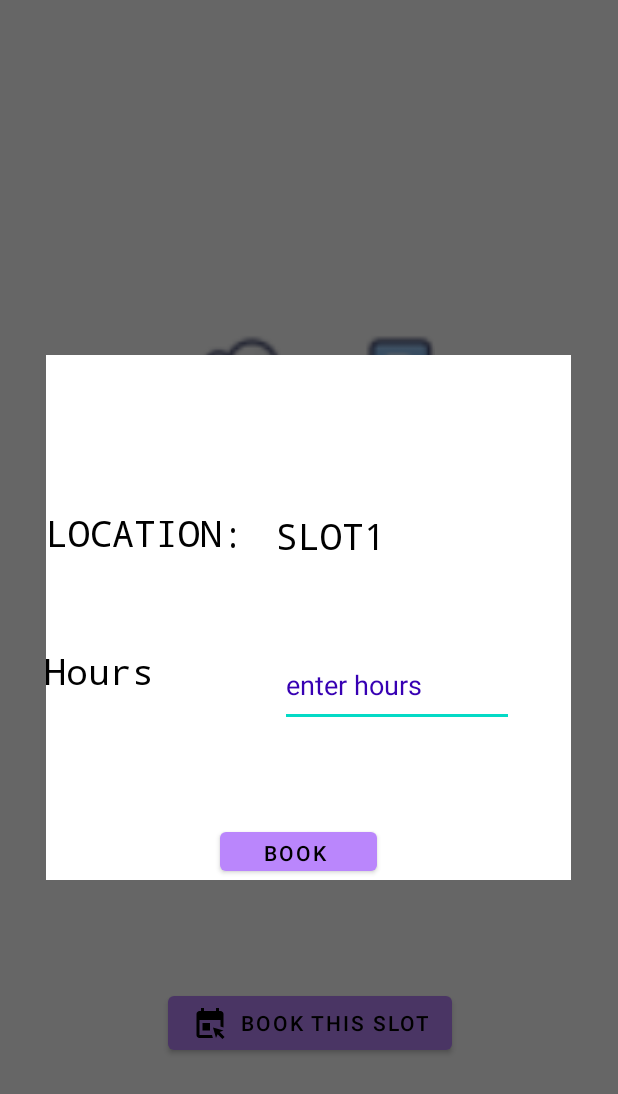
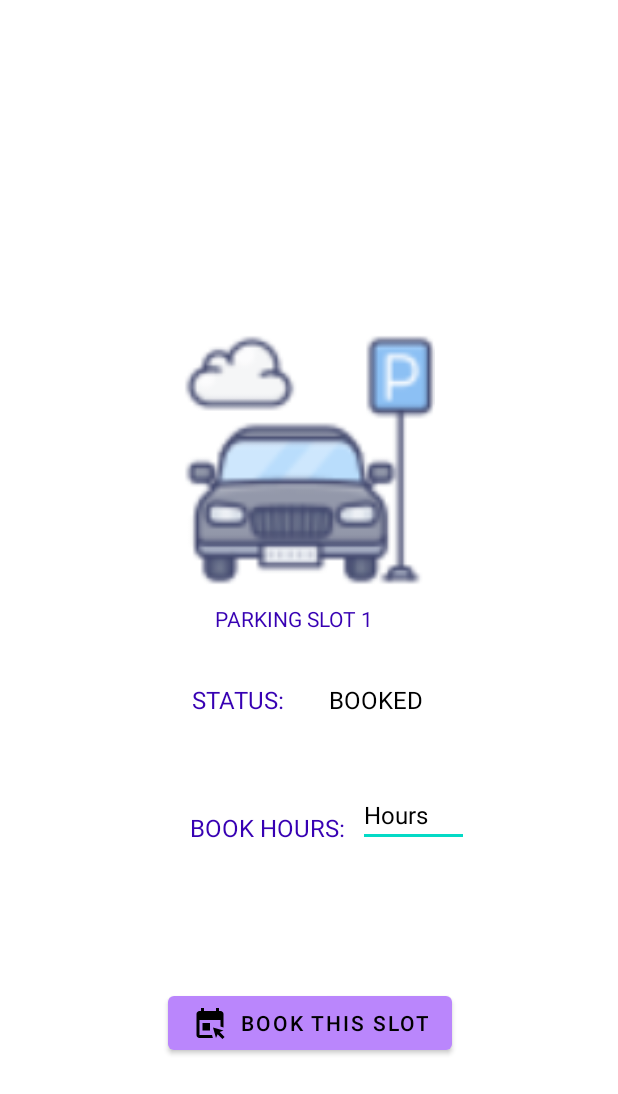
Before and after one commit to alenstein/smart_parking_system-, an Android app: the booking screen opened directly, with no data from a screen before it, after a tap on "BOOK THIS SLOT", on a phone screen of 412 x 824 dp. Shown: the top 1094 px of the screen. Run offline under Robolectric (Android 15) with nearby library versions, the light colour scheme and no system bars.

Commit message:
removed booking popup and implemented the feature from the booking_activity

```diff
--- a/app/src/main/java/com/example/smart_parking/booking.java
+++ b/app/src/main/java/com/example/smart_parking/booking.java
@@ -23,52 +23,50 @@ import android.widget.Toast;
 public class booking extends AppCompatActivity {
     Button bookingButton;
     String CHANNEL_ID = "channel 2";
-    Dialog popDialog;
-    EditText bookingHours;
+
+    EditText bookTheseHours;
     TextView parkingSlotStatusUpdate;
-    String bookedHours;
+    String bookedHours, title, context;
 
     @Override
     protected void onCreate(Bundle savedInstanceState) {
         super.onCreate(savedInstanceState);
         setContentView(R.layout.activity_booking);
         bookingButton = findViewById(R.id.BookSlotBtn);
-        popDialog = new Dialog(this);
-        bookingHours = findViewById(R.id.bookingHoursInput);
+
+        bookTheseHours = findViewById(R.id.bookingHoursInput);
         parkingSlotStatusUpdate = findViewById(R.id.textView2);
 
-        bookingButton.setOnClickListener(new View.OnClickListener() {
-            @Override
-            public void onClick(View v) {
-                popDialog.setContentView(R.layout.book_popup);
-                popDialog.show();
-                popDialog.getWindow().setBackgroundDrawable(new ColorDrawable(Color.WHITE));
-                            }
-        });
     }
 
 
 
-    public void bookNow(View view){
+    public void bookSlot(View view){
+        bookedHours = bookTheseHours.getText().toString();
+        Toast booking = Toast.makeText(booking.this, "preparing to book slot", Toast.LENGTH_SHORT);
+        booking.show();
 
+        title = "Smart Parking";
+        context = "Booked parking slot1 for " + bookedHours + " hours";
+        notifyPush(view, title, context);
+
+        parkingSlotStatusUpdate.setText("BOOKED");
+
+        //startActivity(new Intent(MainActivity.this, SignUpLogin.class) );
+    }
+
+    public void notifyPush(View view, String nTitle, String nContext) {
         NotificationChannel channel;
-        if (bookingHours != null) bookedHours = bookingHours.getText().toString();
         if (Build.VERSION.SDK_INT >= Build.VERSION_CODES.O) {
-            channel = new NotificationChannel(CHANNEL_ID, "Notification 1", NotificationManager.IMPORTANCE_HIGH);
-            Builder builder = new Builder(getApplicationContext())
-                    .setContentTitle("Smart Parking")
-                    .setContentText("You have booked parking slot1 for " + bookedHours + " Hours.")
+            channel = new NotificationChannel(CHANNEL_ID, "Notification 2", NotificationManager.IMPORTANCE_HIGH);
+            Notification.Builder builder = new    Notification.Builder(getApplicationContext())
+                    .setContentTitle(nTitle)
+                    .setContentText(nContext)
                     .setSmallIcon(R.drawable.book_notification)
                     .setChannelId(CHANNEL_ID);
             NotificationManager notificationManager = (NotificationManager) getSystemService(NOTIFICATION_SERVICE);
             notificationManager.createNotificationChannel(channel);
-            notificationManager.notify(1, builder.build());
-            Toast booking = Toast.makeText(booking.this, "Booked!", Toast.LENGTH_SHORT);
-            booking.show();
-            parkingSlotStatusUpdate.setText("BOOKED");
-            popDialog.dismiss();
-
+            notificationManager.notify(2, builder.build());
         }
     }
-
 }
--- a/app/src/main/res/layout/activity_booking.xml
+++ b/app/src/main/res/layout/activity_booking.xml
@@ -13,12 +13,13 @@
         android:layout_height="wrap_content"
         android:text="STATUS: "
         android:textColor="@color/purple_700"
+        android:textSize="16sp"
         app:layout_constraintBottom_toBottomOf="parent"
         app:layout_constraintEnd_toEndOf="parent"
-        app:layout_constraintHorizontal_bias="0.43"
+        app:layout_constraintHorizontal_bias="0.369"
         app:layout_constraintStart_toStartOf="parent"
         app:layout_constraintTop_toTopOf="parent"
-        app:layout_constraintVertical_bias="0.553" />
+        app:layout_constraintVertical_bias="0.568" />
 
     <TextView
         android:id="@+id/textView1"
@@ -28,7 +29,7 @@
         android:textColor="@color/purple_700"
         app:layout_constraintBottom_toBottomOf="parent"
         app:layout_constraintEnd_toEndOf="parent"
-        app:layout_constraintHorizontal_bias="0.497"
+        app:layout_constraintHorizontal_bias="0.468"
         app:layout_constraintStart_toStartOf="parent"
         app:layout_constraintTop_toTopOf="parent" />
 
@@ -49,15 +50,17 @@
     <TextView
         android:id="@+id/textView2"
         android:layout_width="wrap_content"
-        android:layout_height="wrap_content"
-        android:layout_marginStart="20dp"
-        android:text="FREE"
+        android:layout_height="20dp"
+        android:text="FREE  "
         android:textColor="@color/black"
-        android:textSize="20dp"
+        android:textSize="16dp"
 
-        app:layout_constraintBaseline_toBaselineOf="@+id/slotStatus"
-        app:layout_constraintLeft_toRightOf="@+id/slotStatus"
-        app:layout_constraintStart_toEndOf="@+id/slotStatus" />
+        app:layout_constraintBottom_toBottomOf="parent"
+        app:layout_constraintEnd_toEndOf="parent"
+        app:layout_constraintHorizontal_bias="0.628"
+        app:layout_constraintStart_toStartOf="parent"
+        app:layout_constraintTop_toTopOf="parent"
+        app:layout_constraintVertical_bias="0.566" />
 
     <ImageView
         android:id="@+id/imageView"
@@ -70,4 +73,34 @@
         app:layout_constraintStart_toStartOf="parent"
         app:layout_constraintTop_toTopOf="parent"
         app:srcCompat="@drawable/splash" />
+
+    <EditText
+        android:id="@+id/bookingHoursInput"
+        android:layout_width="74dp"
+        android:layout_height="38dp"
+        android:layout_marginTop="28dp"
+        android:hint="Hours"
+        android:inputType="number"
+        android:textColor="@color/purple_700"
+        android:textColorHint="@color/black"
+        android:textSize="16dp"
+        app:layout_constraintBottom_toTopOf="@+id/BookSlotBtn"
+        app:layout_constraintEnd_toEndOf="parent"
+        app:layout_constraintHorizontal_bias="0.706"
+        app:layout_constraintStart_toStartOf="parent"
+        app:layout_constraintTop_toBottomOf="@+id/textView2"
+        app:layout_constraintVertical_bias="0.2" />
+
+    <TextView
+        android:layout_width="wrap_content"
+        android:layout_height="wrap_content"
+        android:text="BOOK HOURS:"
+        android:textColor="@color/purple_700"
+        android:textSize="16dp"
+        app:layout_constraintBottom_toTopOf="@+id/BookSlotBtn"
+        app:layout_constraintEnd_toStartOf="@+id/bookingHoursInput"
+        app:layout_constraintHorizontal_bias="0.934"
+        app:layout_constraintStart_toStartOf="parent"
+        app:layout_constraintTop_toBottomOf="@+id/slotStatus"
+        app:layout_constraintVertical_bias="0.4" />
 </androidx.constraintlayout.widget.ConstraintLayout>
--- a/app/src/main/res/layout/book_popup.xml
+++ /dev/null
@@ -1,91 +0,0 @@
-<?xml version="1.0" encoding="utf-8"?>
-<RelativeLayout xmlns:android="http://schemas.android.com/apk/res/android"
-    android:id="@+id/bookView"
-    android:layout_width="350dp"
-    android:layout_height="350dp"
-    android:layout_gravity="center">
-
-    <TextView
-        android:id="@+id/locationLabel"
-        android:layout_width="140dp"
-        android:layout_height="52dp"
-        android:layout_alignParentStart="true"
-        android:layout_alignParentTop="true"
-        android:layout_alignParentEnd="true"
-
-        android:layout_alignParentBottom="true"
-        android:layout_marginStart="0dp"
-        android:layout_marginTop="102dp"
-        android:layout_marginEnd="202dp"
-        android:layout_marginBottom="196dp"
-        android:fontFamily="monospace"
-        android:text="LOCATION: "
-        android:textColor="@color/black"
-        android:textSize="24sp" />
-
-    <TextView
-        android:id="@+id/locationValue"
-        android:layout_width="140dp"
-        android:layout_height="52dp"
-        android:layout_alignParentStart="true"
-        android:layout_alignParentTop="true"
-        android:layout_alignParentEnd="true"
-
-        android:layout_alignParentBottom="true"
-        android:layout_marginStart="153dp"
-        android:layout_marginTop="104dp"
-        android:layout_marginEnd="49dp"
-        android:layout_marginBottom="194dp"
-        android:fontFamily="monospace"
-        android:text="SLOT1 "
-        android:textColor="@color/black"
-        android:textSize="24sp" />
-
-    <TextView
-        android:layout_width="140dp"
-        android:layout_height="52dp"
-        android:layout_below="@+id/locationLabel"
-        android:layout_alignParentStart="true"
-        android:layout_alignParentTop="true"
-
-        android:layout_alignParentEnd="true"
-        android:layout_alignParentBottom="true"
-        android:layout_marginStart="-1dp"
-        android:layout_marginTop="194dp"
-        android:layout_marginEnd="203dp"
-        android:layout_marginBottom="104dp"
-        android:fontFamily="monospace"
-        android:text="Hours "
-        android:outlineProvider="paddedBounds"
-
-        android:textColor="@color/black"
-        android:textSize="24sp" />
-
-    <EditText
-        android:id="@+id/bookingHoursInput"
-        android:layout_width="156dp"
-        android:layout_height="56dp"
-        android:layout_alignParentStart="true"
-        android:layout_alignParentTop="true"
-        android:layout_alignParentEnd="true"
-        android:layout_alignParentBottom="true"
-        android:layout_marginStart="156dp"
-        android:layout_marginTop="192dp"
-        android:layout_marginEnd="38dp"
-        android:layout_marginBottom="102dp"
-        android:hint="enter hours"
-        android:textColorHint="@color/purple_700"
-        android:outlineProvider="paddedBounds"
-        android:textColor="@color/purple_700" />
-
-    <Button
-        android:id="@+id/BookNow"
-        android:layout_width="113dp"
-        android:layout_height="45dp"
-        android:layout_marginStart="116dp"
-        android:layout_marginTop="312dp"
-        android:layout_marginEnd="129dp"
-        android:onClick="bookNow"
-        android:text="Book " />
-
-</RelativeLayout>
```
Also changed, not shown: app/src/main/java/com/example/smart_parking/MainActivity.java (+46 -68 lines), app/src/main/res/layout/popup.xml (+7 -7 lines).
